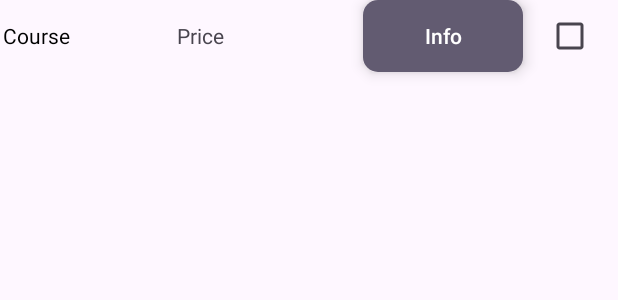
After one commit to Matiaserodriguez/loginUsers3.2, an Android app: the layout list_item.xml on its own in the app's theme, with its tools: preview values and no code run, on a phone screen of 412 x 824 dp. The commit adds this screen. Shown: the top 300 px of the screen. Run offline under Robolectric (Android 15) with nearby library versions, the phone set to English and light mode, and no system bars.

Commit message:
Adds all the code regarding the module #5

```diff
--- /dev/null
+++ b/app/src/main/res/layout/list_item.xml
@@ -0,0 +1,75 @@
+<?xml version="1.0" encoding="utf-8"?>
+<LinearLayout xmlns:android="http://schemas.android.com/apk/res/android"
+    xmlns:app="http://schemas.android.com/apk/res-auto"
+    android:layout_width="match_parent"
+    android:layout_height="match_parent"
+    android:orientation="horizontal">
+
+    <LinearLayout
+        android:layout_width="match_parent"
+        android:layout_height="match_parent"
+        android:layout_weight="1"
+        android:orientation="vertical">
+
+        <LinearLayout
+            android:layout_width="match_parent"
+            android:layout_height="117dp"
+            android:layout_weight="1"
+            android:orientation="horizontal">
+
+            <TextView
+                android:id="@+id/textView"
+                android:layout_width="0dp"
+                android:layout_height="45dp"
+                android:layout_weight="1"
+                android:maxLength="30"
+                android:paddingStart="2sp"
+                android:text="Course"
+                android:textColor="#000000"
+                android:textSize="14sp" />
+
+            <TextView
+                android:id="@+id/price"
+                android:layout_width="5dp"
+                android:layout_height="34dp"
+                android:layout_weight="1"
+                android:text="Price" />
+
+            <Button
+                android:id="@+id/item_button"
+                style="@style/Widget.MaterialComponents.ExtendedFloatingActionButton"
+                android:layout_width="0dp"
+                android:layout_height="wrap_content"
+                android:layout_weight="0.9"
+                android:text="Info"
+                android:textAppearance="@style/TextAppearance.AppCompat.Body2"
+                app:cornerRadius="10sp"
+                app:iconTint="#60312F37"
+                app:rippleColor="@color/black" />
+
+            <CheckBox
+                android:id="@+id/checkBox"
+                android:layout_width="3dp"
+                android:layout_height="wrap_content"
+                android:layout_weight="0.5" />
+        </LinearLayout>
+
+        <LinearLayout
+            android:layout_width="match_parent"
+            android:layout_height="match_parent"
+            android:layout_weight="1"
+            android:orientation="horizontal">
+
+            <TextView
+                android:id="@+id/description"
+                android:layout_width="wrap_content"
+                android:layout_height="wrap_content"
+                android:layout_weight="1"
+                android:padding="12sp"
+                android:text="TextView"
+                android:visibility="gone" />
+        </LinearLayout>
+
+    </LinearLayout>
+
+</LinearLayout>
```
Also changed, not shown: app/src/main/java/com/example/userlogin/Course.kt (+5 -10 lines), app/src/main/java/com/example/userlogin/LoggedIn.kt (+47 -29 lines), app/src/main/java/com/example/userlogin/MyAdapter.kt (added, +49 -0 lines), app/src/main/res/layout/activity_logged_in.xml (+30 -10 lines), 1 other file.
